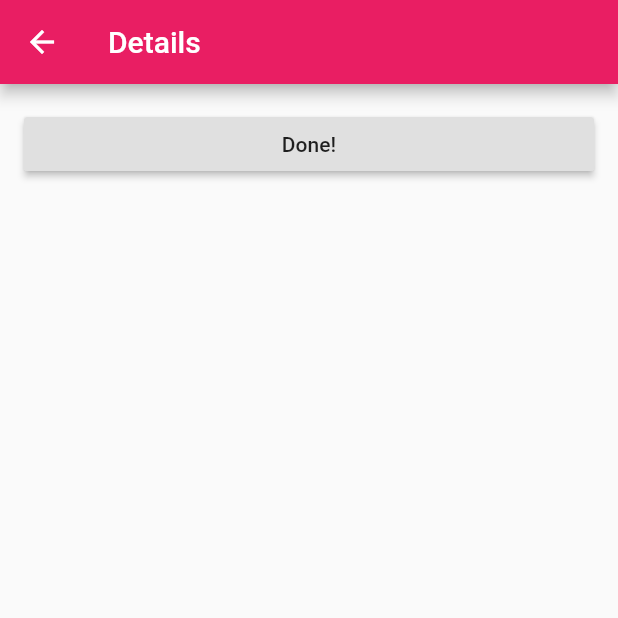
After one commit to rhydiandav/AIrene, a Flutter app: the UserInfo screen opened directly, on a phone screen of 412 x 824 dp, the top half of it. The commit adds this screen. Run offline on Flutter 3.47's test engine with Material 2 defaults, Android fonts, the phone set to English and light mode, and no system bars; our stand-ins replace cloud_firestore, firebase_auth; missing offline and left inert: flutter_calendar; accounts and stored records are empty.

Commit message:
add extra page for user to fill in details on signup, add some basic routing

```diff
--- a/lib/auth.dart
+++ b/lib/auth.dart
@@ -7,9 +7,12 @@ abstract class BaseAuth {
   Future<String> createUserWithEmailAndPassword(String email, String password);
   Future<String> currentUser();
   Future<void> signOut();
+  bool filledOutDetails;
 }
 
 class Auth implements BaseAuth {
+  // Auth({this.filledOutDetails});
+  bool filledOutDetails = true;
   final FirebaseAuth _firebaseAuth = FirebaseAuth.instance;
 
   Future<String> signInWithEmailAndPassword(
@@ -18,6 +21,7 @@ class Auth implements BaseAuth {
       email: email,
       password: password,
     );
+    bool filledOutDetails = false;
     return user.uid;
   }
 
@@ -25,6 +29,8 @@ class Auth implements BaseAuth {
       String email, String password) async {
     FirebaseUser user = await _firebaseAuth.createUserWithEmailAndPassword(
         email: email, password: password);
+
+    bool filledOutDetails = false;
 
     Firestore.instance
         .collection('users')
--- a/lib/root_page.dart
+++ b/lib/root_page.dart
@@ -2,6 +2,7 @@ import 'package:flutter/material.dart';
 import 'homepage.dart';
 import 'login.dart';
 import 'auth.dart';
+import 'user_info.dart';
 
 class RootPage extends StatefulWidget {
   RootPage({this.auth});
@@ -46,7 +47,11 @@ class _RootPageState extends State<RootPage> {
           onSignedIn: _signedIn,
         );
       case AuthStatus.signedIn:
-        return HomePage(
+        // return HomePage(
+        //   auth: widget.auth,
+        //   onSignedOut: _signedOut,
+        // );
+        return UserInfo(
           auth: widget.auth,
           onSignedOut: _signedOut,
         );
--- /dev/null
+++ b/lib/user_info.dart
@@ -0,0 +1,50 @@
+import 'package:flutter/material.dart';
+import 'auth.dart';
+import 'homepage.dart';
+
+class UserInfo extends StatefulWidget {
+  UserInfo({this.auth, this.onSignedOut});
+  final BaseAuth auth;
+  final VoidCallback onSignedOut;
+
+  @override
+  _UserInfoState createState() => _UserInfoState();
+}
+
+class _UserInfoState extends State<UserInfo> {
+  bool _filledOutDetails = false;
+
+  @override
+  Widget build(BuildContext context) {
+    switch (_filledOutDetails) {
+      case false:
+        return Scaffold(
+          appBar: AppBar(title: Text("Details")),
+          body: Center(
+            child: Container(
+              child: Padding(
+                padding: const EdgeInsets.all(16.0),
+                child: Form(
+                  child: Column(
+                    crossAxisAlignment: CrossAxisAlignment.stretch,
+                    children: <Widget>[
+                      RaisedButton(
+                          child: Text('Done!'),
+                          onPressed: () => setState(() {
+                                _filledOutDetails = true;
+                              }))
+                    ],
+                  ),
+                ),
+              ),
+            ),
+          ),
+        );
+      case true:
+        return HomePage(
+          auth: widget.auth,
+          onSignedOut: widget.onSignedOut,
+        );
+    }
+  }
+}
```
